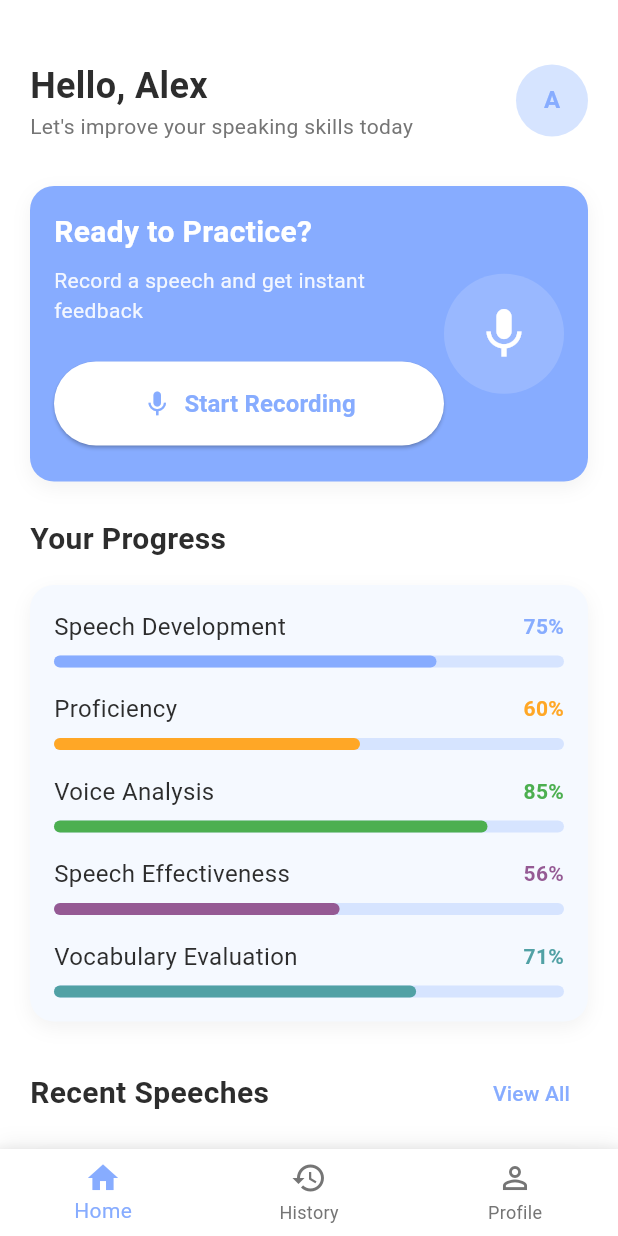
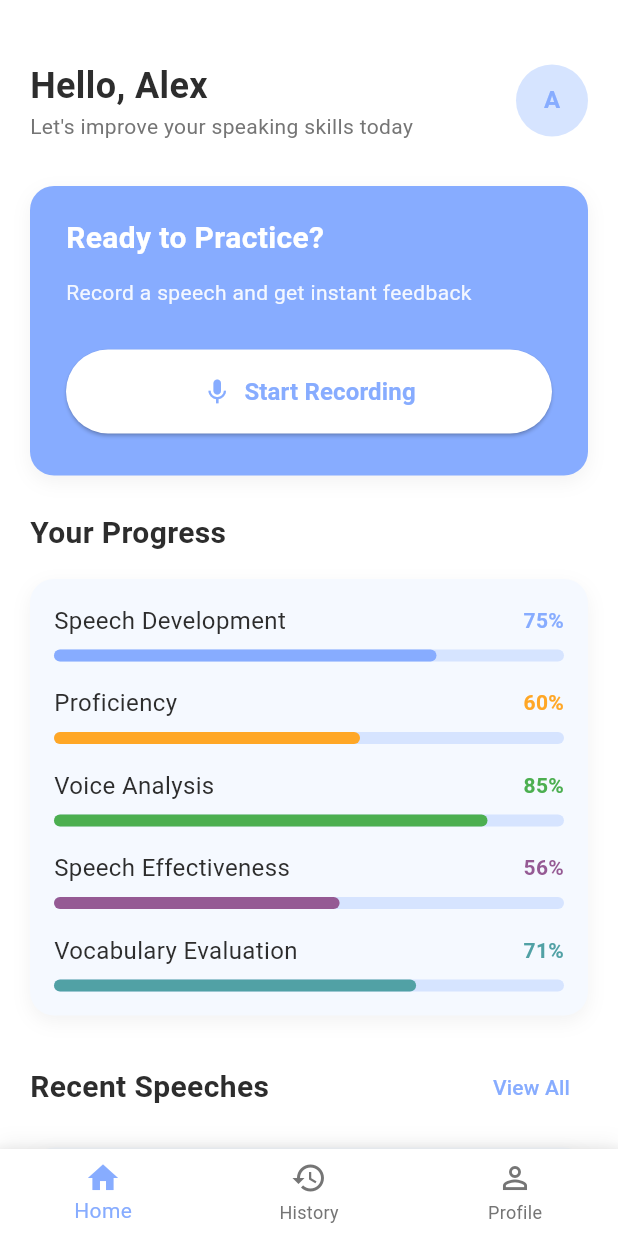
Before and after one commit to naela-girsy-projects/Project-VocalLabs, a Flutter app: the HomeScreen screen opened by its route, on a phone screen of 412 x 824 dp. Run offline on Flutter 3.47's test engine with Material 3 defaults, Android fonts, the phone set to English and light mode, and no system bars; our stand-ins replace fl_chart; Roboto replaces fonts that are missing (Poppins).

Commit message:
updating the voice recording tab in the home screen

```diff
--- a/Client/lib/screens/home_screen.dart
+++ b/Client/lib/screens/home_screen.dart
@@ -17,8 +17,8 @@ class _HomeScreenState extends State<HomeScreen> {
 
   final List<Widget> _screens = [
     const _DashboardTab(),
-    const SpeechHistoryScreen(),
-    const ProfileScreen(),
+    const SpeechHistoryScreen(), // Use SpeechHistoryScreen instead of _HistoryTab
+    const ProfileScreen(), // Use ProfileScreen instead of _ProfileTab
   ];
 
   @override
@@ -112,11 +112,13 @@ class _DashboardTab extends StatelessWidget {
               const SizedBox(height: 30),
               CardLayout(
                 backgroundColor: AppColors.primaryBlue,
-                child: Row(
-                  children: [
-                    Expanded(
+                padding: const EdgeInsets.symmetric(
+                  horizontal: 24,
+                  vertical: 20,
+                ),
                 child: Column(
-                        crossAxisAlignment: CrossAxisAlignment.start,
+                  crossAxisAlignment:
+                      CrossAxisAlignment.start, // Changed to start
                   children: [
                     Text(
                       'Ready to Practice?',
@@ -124,14 +126,14 @@ class _DashboardTab extends StatelessWidget {
                         color: Colors.white,
                       ),
                     ),
-                          const SizedBox(height: 8),
+                    const SizedBox(height: 12),
                     Text(
                       'Record a speech and get instant feedback',
                       style: AppTextStyles.body2.copyWith(
                         color: Colors.white.withOpacity(0.9),
                       ),
                     ),
-                          const SizedBox(height: 16),
+                    const SizedBox(height: 20),
                     CustomButton(
                       text: 'Start Recording',
                       backgroundColor: Colors.white,
@@ -140,22 +142,6 @@ class _DashboardTab extends StatelessWidget {
                       onPressed: () {
                         Navigator.pushNamed(context, '/analysis');
                       },
-                          ),
-                        ],
-                      ),
-                    ),
-                    Container(
-                      width: 80,
-                      height: 80,
-                      decoration: BoxDecoration(
-                        color: Colors.white.withOpacity(0.15),
-                        shape: BoxShape.circle,
-                      ),
-                      child: const Icon(
-                        Icons.mic,
-                        size: 40,
-                        color: Colors.white,
-                      ),
                     ),
                   ],
                 ),
@@ -325,7 +311,6 @@ class _DashboardTab extends StatelessWidget {
   }
 }
 
-// Add placeholder widgets for other tabs
 class _HistoryTab extends StatelessWidget {
   const _HistoryTab();
 
```
Lines whose indentation alone changed are shown as unchanged.
